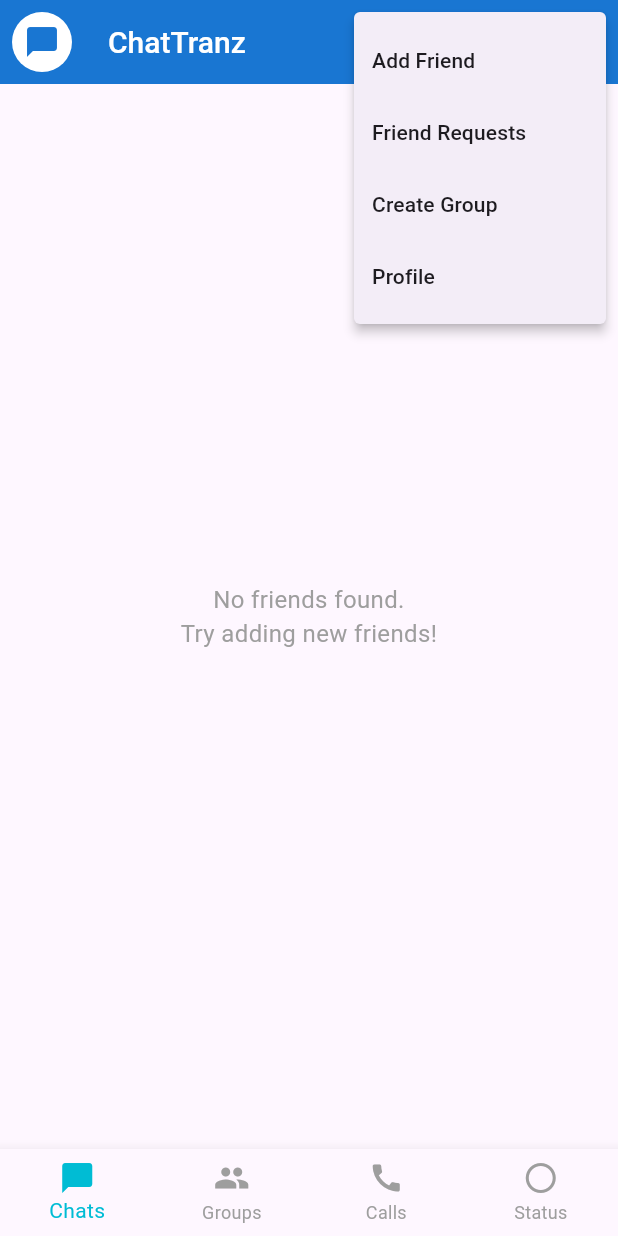
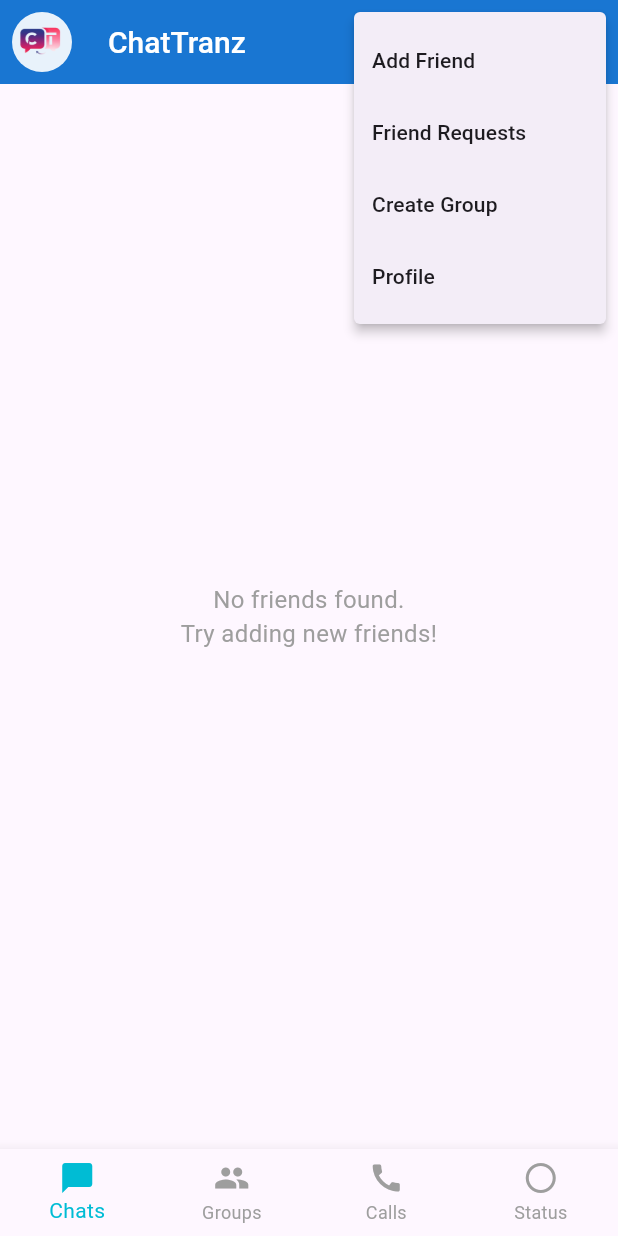
Before and after one commit to ChatTranz/chattranz, a Flutter app: the screen it shows once a user with an empty profile is signed in, after a tap on the "more vert" icon, on a phone screen of 412 x 824 dp. Run offline on Flutter 3.47's test engine with Material 3 defaults, Android fonts, the phone set to English and light mode, and no system bars; our stand-ins replace cloud_firestore, firebase_auth, firebase_core, fluttertoast, permission_handler; missing offline and left inert: flutter_webrtc, google_mlkit_translation; accounts and stored records are empty; network calls fail.

Commit message:
Refactor code structure for improved readability and maintainability

```diff
--- a/lib/pages/chatlist.dart
+++ b/lib/pages/chatlist.dart
@@ -32,11 +32,12 @@ class _ChatListPageState extends State<ChatListPage> {
         leading: Padding(
           padding: const EdgeInsets.all(8.0),
           child: CircleAvatar(
-            backgroundColor: Colors.white,
-            child: Icon(
-              Icons.chat_bubble,
-              color: const Color(0xFF1976D2),
-              size: 24,
+            backgroundColor: const Color.fromARGB(230, 255, 255, 255),
+            child: Image.asset(
+                'assets/loadingLogo.png',
+                width: 120,
+                height: 120,
+                fit: BoxFit.cover,
             ),
           ),
         ),
--- a/lib/pages/login.dart
+++ b/lib/pages/login.dart
@@ -56,7 +56,7 @@ class _LoginScreenState extends State<LoginScreen> {
                 crossAxisAlignment: CrossAxisAlignment.center,
                 children: [
                   Image.asset(
-                    'assets/chat_icon.png', // same icon as register page
+                    'assets/loadingLogo.png', // same icon as register page
                     height: 100,
                   ),
                   const SizedBox(height: 20),
--- a/lib/pages/splash_screen.dart
+++ b/lib/pages/splash_screen.dart
@@ -36,26 +36,18 @@ class _SplashScreenState extends State<SplashScreen> {
             width: 120,
             height: 120,
             decoration: BoxDecoration(
-              color: const Color(0xFF0A66C2), // Your app color
+              color: const Color.fromARGB(235, 255, 255, 255), // Your app color
               shape: BoxShape.circle,
             ),
             child: Center(
               // Replace with your logo
               child: Image.asset(
-                'assets/logo.png', // Your logo path
-                width: 80,
-                height: 80,
-                fit: BoxFit.contain,
+                'assets/loadingLogo.png',
+                width: 120,
+                height: 120,
+                fit: BoxFit.cover,
               ),
-              // Or use text like LinkedIn:
-              // child: const Text(
-              //   'CT',
-              //   style: TextStyle(
-              //     color: Colors.white,
-              //     fontSize: 60,
-              //     fontWeight: FontWeight.bold,
-              //   ),
-              // ),
+
             ),
           ),
           size: 200,
@@ -126,7 +118,7 @@ class _AnimatedLoadingLogoState extends State<AnimatedLoadingLogo>
                 size: Size(widget.size, widget.size),
                 painter: PulseRingPainter(
                   progress: _controller.value,
-                  baseColor: const Color(0xFF0A66C2),
+                  baseColor: const Color.fromARGB(255, 203, 50, 155),
                   intensity: _glowAnimation.value,
                 ),
               );
--- a/pubspec.yaml
+++ b/pubspec.yaml
@@ -80,7 +80,7 @@ flutter:
 
   assets:
     - assets/logo.png
-    - assets/chat_icon.png
+    - assets/loadingLogo.png
 
   # An image asset can refer to one or more resolution-specific "variants", see
   # https://flutter.dev/to/resolution-aware-images
```
Also changed, not shown: assets/chat_icon.png (deleted), assets/loadingLogo.png (added), assets/loadingLogo1.png (added), assets/logo.png.
